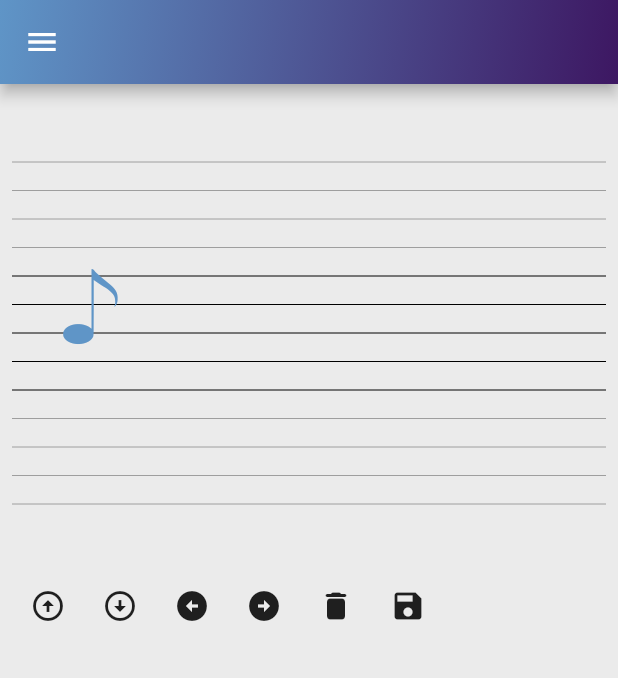
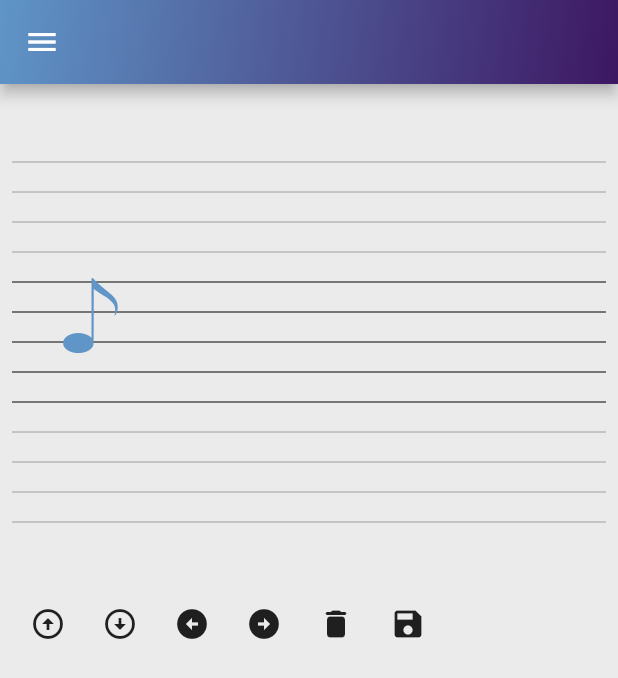
Before and after one commit to zoskar/tranquillo, a Flutter app: the CreateScreen screen opened directly, on a phone screen of 412 x 824 dp. Shown: the top 678 px of the screen. Run offline on Flutter 3.47's test engine with Material 2 defaults, Android fonts, the phone set to English and light mode, and no system bars; our stand-ins replace firebase_auth, firebase_core, firebase_database, flutter_bloc, flutter_form_builder, flutter_hooks; accounts and stored records are empty.

Commit message:
staff refactor

```diff
--- a/lib/presentation/create_screen.dart
+++ b/lib/presentation/create_screen.dart
@@ -11,8 +11,8 @@ import 'package:dict/presentation/hamburger_menu.dart';
 class CreateScreen extends StatelessWidget {
   const CreateScreen({Key? key}) : super(key: key);
 
-  final double distance = 3;
-  final double step = 2.5;
+  final double step = 10;
+  final double topMargin = 39;
   @override
   Widget build(BuildContext context) {
     if (context.read<UserDataCubit>().state is NoData) {
@@ -38,14 +38,16 @@ class CreateScreen extends StatelessWidget {
               child: Column(
                 children: [
                   SizedBox(
-                    height: 316,
+                    height: 328,
                     child: Stack(
                       children: [
-                        Staff(distance: distance),
+                        Staff(topMargin: topMargin, distance: 10),
                         BlocBuilder<DictandoCubit, DictandoState>(
-                          builder: (context, state) =>
-                              BeatWidget(distance: distance, step: step),
-                        )
+                          builder: (context, state) => BeatWidget(
+                            step: step,
+                            topMargin: topMargin,
+                          ),
+                        ),
                       ],
                     ),
                   ),
@@ -101,13 +103,13 @@ class CreateScreen extends StatelessWidget {
 
 class BeatWidget extends StatelessWidget {
   const BeatWidget({
-    required this.distance,
     required this.step,
+    required this.topMargin,
     Key? key,
   }) : super(key: key);
 
-  final double distance;
   final double step;
+  final double topMargin;
 
   @override
   Widget build(BuildContext context) => Row(
@@ -120,7 +122,7 @@ class BeatWidget extends StatelessWidget {
               children: [
                 SizedBox(
                   height:
-                      9.5 * context.read<DictandoCubit>().beat.notes[i].pitch,
+                      context.read<DictandoCubit>().beat.notes[i].pitch * 10,
                 ),
                 Icon(
                   Notes.eight,
--- a/lib/presentation/widgets/staff.dart
+++ b/lib/presentation/widgets/staff.dart
@@ -1,194 +1,42 @@
-// TODO(zoskar): refactor
 import 'package:dict/cubits/dictando_cubit.dart';
 import 'package:flutter/material.dart';
 import 'package:flutter_bloc/flutter_bloc.dart';
 
 class Staff extends StatelessWidget {
-  const Staff({required this.distance, Key? key}) : super(key: key);
+  const Staff({
+    required this.distance,
+    required this.topMargin,
+    Key? key,
+  }) : super(key: key);
   final double distance;
+  final double topMargin;
 
   @override
   Widget build(BuildContext context) => Column(
         children: [
-          const SizedBox(
-            height: 39,
+          SizedBox(
+            height: topMargin,
           ),
-          GestureDetector(
+          ...List.generate(
+            25,
+            (i) => i.isEven
+                ? GestureDetector(
                     behavior: HitTestBehavior.translucent,
                     onTap: () {
-              context.read<DictandoCubit>().setPitch(0);
+                      context.read<DictandoCubit>().setPitch(i);
                     },
-            child: const Divider(color: Colors.grey, height: 10),
+                    child: Divider(
+                      color: i > 7 && i < 17 ? Colors.black : Colors.grey,
+                      height: distance,
                     ),
-          GestureDetector(
+                  )
+                : GestureDetector(
                     behavior: HitTestBehavior.translucent,
                     onTap: () {
-              context.read<DictandoCubit>().setPitch(1);
+                      context.read<DictandoCubit>().setPitch(i);
                     },
-            child: SizedBox(height: distance * 3, width: double.infinity),
+                    child: SizedBox(height: distance, width: double.infinity),
                   ),
-          GestureDetector(
-            behavior: HitTestBehavior.translucent,
-            onTap: () {
-              context.read<DictandoCubit>().setPitch(2);
-            },
-            child: const Divider(color: Colors.grey, height: 10),
-          ),
-          GestureDetector(
-            behavior: HitTestBehavior.translucent,
-            onTap: () {
-              context.read<DictandoCubit>().setPitch(3);
-            },
-            child: SizedBox(height: distance * 3, width: double.infinity),
-          ),
-          GestureDetector(
-            behavior: HitTestBehavior.translucent,
-            onTap: () {
-              context.read<DictandoCubit>().setPitch(4);
-            },
-            child: const Divider(color: Colors.grey, height: 10),
-          ),
-          GestureDetector(
-            behavior: HitTestBehavior.translucent,
-            onTap: () {
-              context.read<DictandoCubit>().setPitch(5);
-            },
-            child: SizedBox(height: distance * 3, width: double.infinity),
-          ),
-          GestureDetector(
-            behavior: HitTestBehavior.translucent,
-            onTap: () {
-              context.read<DictandoCubit>().setPitch(6);
-            },
-            child: const Divider(color: Colors.grey, height: 10),
-          ),
-          GestureDetector(
-            behavior: HitTestBehavior.translucent,
-            onTap: () {
-              context.read<DictandoCubit>().setPitch(7);
-            },
-            child: SizedBox(height: distance * 3, width: double.infinity),
-          ),
-          GestureDetector(
-            behavior: HitTestBehavior.translucent,
-            onTap: () {
-              context.read<DictandoCubit>().setPitch(8);
-            },
-            child: const Divider(color: Colors.black, height: 10),
-          ),
-          GestureDetector(
-            behavior: HitTestBehavior.translucent,
-            onTap: () {
-              context.read<DictandoCubit>().setPitch(9);
-            },
-            child: SizedBox(height: distance * 3, width: double.infinity),
-          ),
-          GestureDetector(
-            behavior: HitTestBehavior.translucent,
-            onTap: () {
-              context.read<DictandoCubit>().setPitch(10);
-            },
-            child: const Divider(color: Colors.black, height: 10),
-          ),
-          GestureDetector(
-            behavior: HitTestBehavior.translucent,
-            onTap: () {
-              context.read<DictandoCubit>().setPitch(11);
-            },
-            child: SizedBox(height: distance * 3, width: double.infinity),
-          ),
-          GestureDetector(
-            behavior: HitTestBehavior.translucent,
-            onTap: () {
-              context.read<DictandoCubit>().setPitch(12);
-            },
-            child: const Divider(color: Colors.black, height: 10),
-          ),
-          GestureDetector(
-            behavior: HitTestBehavior.translucent,
-            onTap: () {
-              context.read<DictandoCubit>().setPitch(13);
-            },
-            child: SizedBox(height: distance * 3, width: double.infinity),
-          ),
-          GestureDetector(
-            behavior: HitTestBehavior.translucent,
-            onTap: () {
-              context.read<DictandoCubit>().setPitch(14);
-            },
-            child: const Divider(color: Colors.black, height: 10),
-          ),
-          GestureDetector(
-            behavior: HitTestBehavior.translucent,
-            onTap: () {
-              context.read<DictandoCubit>().setPitch(15);
-            },
-            child: SizedBox(height: distance * 3, width: double.infinity),
-          ),
-          GestureDetector(
-            behavior: HitTestBehavior.translucent,
-            onTap: () {
-              context.read<DictandoCubit>().setPitch(16);
-            },
-            child: const Divider(color: Colors.black, height: 10),
-          ),
-          GestureDetector(
-            behavior: HitTestBehavior.translucent,
-            onTap: () {
-              context.read<DictandoCubit>().setPitch(17);
-            },
-            child: SizedBox(height: distance * 3, width: double.infinity),
-          ),
-          GestureDetector(
-            behavior: HitTestBehavior.translucent,
-            onTap: () {
-              context.read<DictandoCubit>().setPitch(18);
-            },
-            child: const Divider(color: Colors.grey, height: 10),
-          ),
-          GestureDetector(
-            behavior: HitTestBehavior.translucent,
-            onTap: () {
-              context.read<DictandoCubit>().setPitch(19);
-            },
-            child: SizedBox(height: distance * 3, width: double.infinity),
-          ),
-          GestureDetector(
-            behavior: HitTestBehavior.translucent,
-            onTap: () {
-              context.read<DictandoCubit>().setPitch(20);
-            },
-            child: const Divider(color: Colors.grey, height: 10),
-          ),
-          GestureDetector(
-            behavior: HitTestBehavior.translucent,
-            onTap: () {
-              context.read<DictandoCubit>().setPitch(21);
-            },
-            child: SizedBox(height: distance * 3, width: double.infinity),
-          ),
-          GestureDetector(
-            behavior: HitTestBehavior.translucent,
-            onTap: () {
-              print('aaa');
-              context.read<DictandoCubit>().setPitch(22);
-            },
-            child: const Divider(color: Colors.grey, height: 10),
-          ),
-          GestureDetector(
-            behavior: HitTestBehavior.translucent,
-            onTap: () {
-              context.read<DictandoCubit>().setPitch(23);
-            },
-            child: SizedBox(height: distance * 3, width: double.infinity),
-          ),
-          GestureDetector(
-            behavior: HitTestBehavior.translucent,
-            onTap: () {
-              print('aaa');
-              context.read<DictandoCubit>().setPitch(24);
-            },
-            child: const Divider(color: Colors.grey, height: 10),
           ),
         ],
       );
```
Lines whose indentation alone changed are shown as unchanged.
